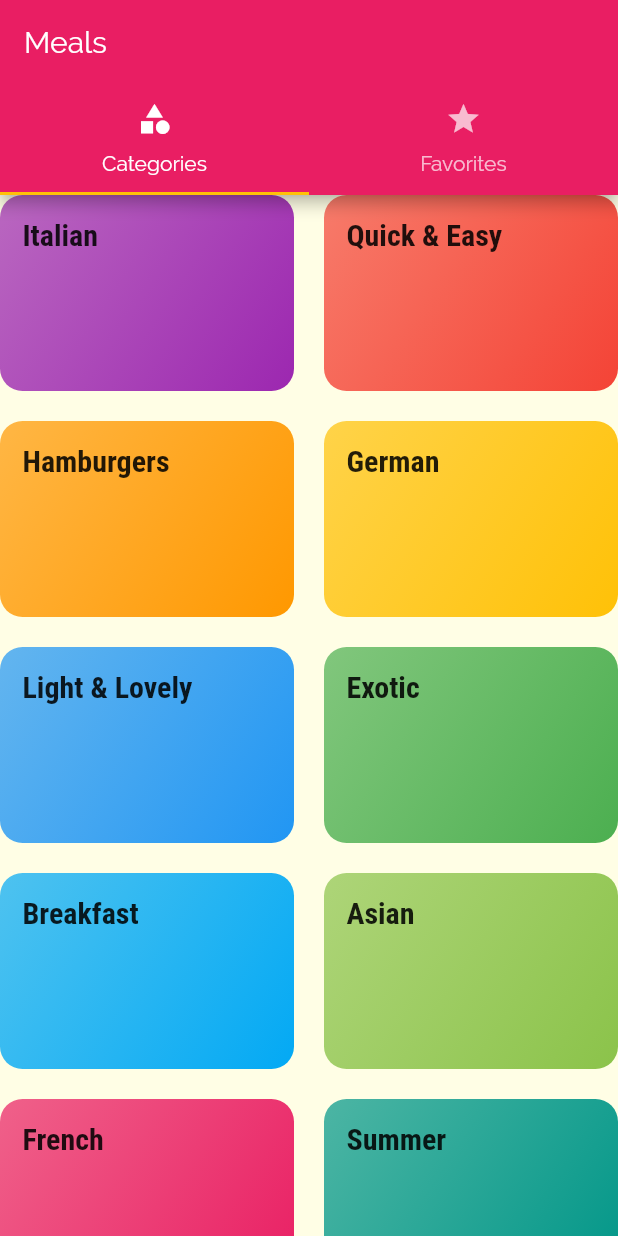
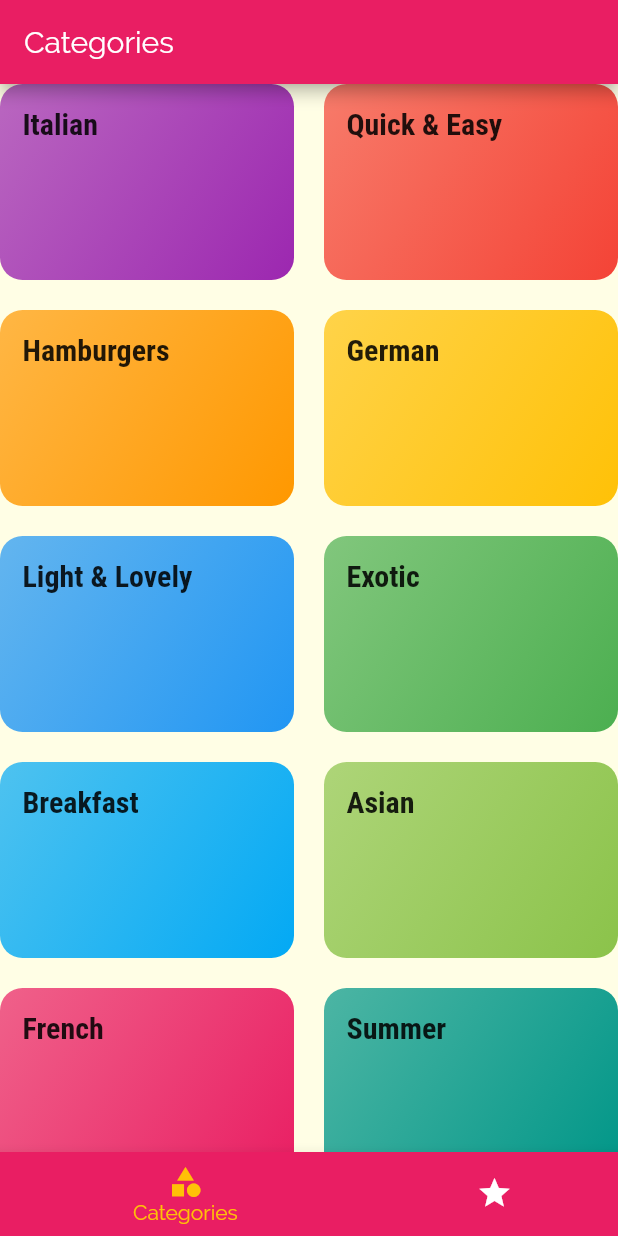
Before and after one commit to arifpurwandaru/meals_app, a Flutter app: the screen it shows after launch, on a phone screen of 412 x 824 dp. Run offline on Flutter 3.47's test engine with Material 2 defaults, Android fonts, the phone set to English and light mode, and no system bars.

Commit message:
170. Adding a Bottom TabBar

```diff
--- a/lib/main.dart
+++ b/lib/main.dart
@@ -3,6 +3,7 @@ import './screens/category_meals_screen.dart';
 import './screens/categories_screen.dart';
 import './screens/meal_detail_screen.dart';
 import './screens/tabs_screen.dart';
+import './screens/tabs_screen_bottom.dart';
 
 void main() => runApp(MyApp());
 
@@ -32,7 +33,8 @@ class MyApp extends StatelessWidget {
       ),
       // home: CategoriesScreen(),
       routes: {
-        '/': (ctx) => TabScreen(),
+        // '/': (ctx) => TabScreen(),
+        '/': (ctx)=> TabsScreenBottom(),
         '/category-meals': (ctx) => CategoryMealsScreen(),
         MealDetailScreen.routeName: (ctx) => MealDetailScreen(),
       },
--- a/lib/screens/tabs_screen.dart
+++ b/lib/screens/tabs_screen.dart
@@ -2,12 +2,8 @@ import 'package:flutter/material.dart';
 import 'categories_screen.dart';
 import 'favorites_screen.dart';
 
-class TabScreen extends StatefulWidget {
-  @override
-  _TabScreenState createState() => _TabScreenState();
-}
+class TabScreen extends StatelessWidget {
 
-class _TabScreenState extends State<TabScreen> {
   @override
   Widget build(BuildContext context) {
     return DefaultTabController(
--- /dev/null
+++ b/lib/screens/tabs_screen_bottom.dart
@@ -0,0 +1,59 @@
+import 'package:flutter/material.dart';
+import './categories_screen.dart';
+import './favorites_screen.dart';
+
+class TabsScreenBottom extends StatefulWidget {
+  @override
+  _TabsScreenBottomState createState() => _TabsScreenBottomState();
+}
+
+class _TabsScreenBottomState extends State<TabsScreenBottom> {
+  final List<Map<String, Object>> _pages = [
+    {
+      'pages': CategoriesScreen(),
+      'title': 'Categories',
+    },
+    {
+      'pages': FavoritesScreen(),
+      'title': 'Your Favorite',
+    },
+  ];
+
+  int _selectedPageIndex = 0;
+
+  void _selectePage(int index) {
+    setState(() {
+      _selectedPageIndex = index;
+    });
+  }
+
+  @override
+  Widget build(BuildContext context) {
+    return Scaffold(
+      appBar: AppBar(
+        title: Text(_pages[_selectedPageIndex]['title']),
+      ),
+      body: _pages[_selectedPageIndex]['pages'],
+      bottomNavigationBar: BottomNavigationBar(
+        onTap: _selectePage,
+        backgroundColor: Theme.of(context).primaryColor,
+        unselectedItemColor: Colors.white,
+        selectedItemColor: Theme.of(context).accentColor,
+        currentIndex: _selectedPageIndex,
+        type: BottomNavigationBarType.shifting,
+        items: [
+          BottomNavigationBarItem(
+            backgroundColor: Theme.of(context).primaryColor,
+            icon: Icon(Icons.category),
+            title: Text('Categories'),
+          ),
+          BottomNavigationBarItem(
+            backgroundColor: Theme.of(context).primaryColor,
+            icon: Icon(Icons.star),
+            title: Text('Favorites'),
+          ),
+        ],
+      ),
+    );
+  }
+}
```
